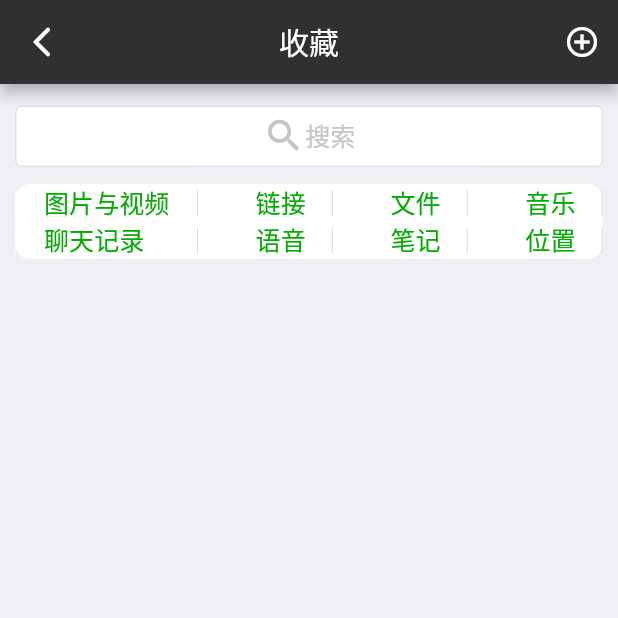
After one commit to j787701730/wx_flutter, a Flutter app: the screen it shows after launch, item 4 of the bottom bar chosen, after a tap on "收藏", on a phone screen of 412 x 824 dp, the top half of it. The commit adds this screen. Run offline on Flutter 3.47's test engine with Material 2 defaults, Android fonts, the phone set to English and light mode, and no system bars; our stand-ins replace flutter_screenutil, flutter_slidable; missing offline and left inert: flutter_webview_plugin, qrscan.

Commit message:
添加收藏的页面

```diff
--- /dev/null
+++ b/lib/pages/me_collect.dart
@@ -0,0 +1,114 @@
+import 'package:flutter/material.dart';
+import 'package:flutter_screenutil/flutter_screenutil.dart';
+
+class MeCollect extends StatefulWidget {
+  @override
+  _MeCollectState createState() => _MeCollectState();
+}
+
+class _MeCollectState extends State<MeCollect> with WidgetsBindingObserver {
+  var width;
+  var top;
+  var types = [
+    {'type': '1', 'name': '图片与视频'},
+    {'type': '1', 'name': '链接'},
+    {'type': '1', 'name': '文件'},
+    {'type': '1', 'name': '音乐'},
+    {'type': '1', 'name': '聊天记录　'},
+    {'type': '1', 'name': '语音'},
+    {'type': '1', 'name': '笔记'},
+    {'type': '1', 'name': '位置'},
+  ];
+
+  @override
+  Widget build(BuildContext context) {
+    ScreenUtil.instance = ScreenUtil(width: 640, height: 1136)..init(context);
+    width = MediaQuery.of(context).size.width;
+    top = MediaQuery.of(context).padding.top + 56;
+    return Scaffold(
+      appBar: AppBar(
+        title: Text('收藏'),
+        actions: <Widget>[IconButton(icon: Icon(Icons.add_circle_outline), onPressed: () {})],
+      ),
+      body: Container(
+        color: Color(0xffEFEFF4),
+        padding: EdgeInsets.only(
+          left: ScreenUtil.getInstance().setWidth(16.0),
+          right: ScreenUtil.getInstance().setWidth(16.0),
+        ),
+        child: ListView(
+          children: <Widget>[
+            Container(
+              margin: EdgeInsets.only(
+                  top: ScreenUtil.getInstance().setHeight(20.0),
+                  bottom: ScreenUtil.getInstance().setHeight(16.0)),
+              height: ScreenUtil.getInstance().setHeight(56.0),
+              decoration: BoxDecoration(
+                  color: Colors.white,
+                  border: Border.all(
+                      color: Color(0xffD9D9DB), width: ScreenUtil.getInstance().setWidth(1)),
+                  borderRadius:
+                      BorderRadius.all(Radius.circular(ScreenUtil.getInstance().setWidth(6.0)))),
+              child: Stack(
+                children: <Widget>[
+                  Container(
+                    child: Center(
+                      child: Row(
+                        mainAxisAlignment: MainAxisAlignment.center,
+                        crossAxisAlignment: CrossAxisAlignment.center,
+                        children: <Widget>[
+                          Icon(Icons.search,
+                              size: ScreenUtil.getInstance().setWidth(44.0),
+                              color: Color(0xffC5C5C5)),
+                          Text(
+                            '搜索',
+                            style: TextStyle(
+                                fontSize: ScreenUtil.getInstance().setSp(26.0),
+                                color: Color(0xffC5C5C5)),
+                          )
+                        ],
+                      ),
+                    ),
+                  ),
+                ],
+              ),
+            ),
+            Container(
+              decoration: BoxDecoration(
+                  color: Colors.white, borderRadius: BorderRadius.all(Radius.circular(10))),
+              child: Wrap(
+                alignment: WrapAlignment.spaceBetween,
+                children: types.map<Widget>((item) {
+                  return Container(
+                    width: ScreenUtil.getInstance().setWidth((item['name'].length) * 27.0 + 54),
+                    child: Row(
+                      mainAxisAlignment: MainAxisAlignment.spaceBetween,
+                      children: <Widget>[
+                        Container(
+                          width: ScreenUtil.getInstance().setWidth(1),
+                          height: ScreenUtil.getInstance().setHeight(24),
+                          color: Colors.white,
+                        ),
+                        Text(
+                          item['name'],
+                          style: TextStyle(
+                              fontSize: ScreenUtil.getInstance().setSp(26),
+                              color: Color(0xff02AC00)),
+                        ),
+                        Container(
+                          width: ScreenUtil.getInstance().setWidth(1),
+                          height: ScreenUtil.getInstance().setHeight(24),
+                          color: Color(0xffDADADA),
+                        )
+                      ],
+                    ),
+                  );
+                }).toList(),
+              ),
+            )
+          ],
+        ),
+      ),
+    );
+  }
+}
--- a/lib/pages/personal.dart
+++ b/lib/pages/personal.dart
@@ -2,6 +2,7 @@ import 'package:flutter/material.dart';
 import 'package:flutter_screenutil/flutter_screenutil.dart';
 import 'package:flutter/cupertino.dart';
 import 'wallet.dart';
+import 'me_collect.dart';
 
 class Personal extends StatefulWidget {
   @override
@@ -39,8 +40,11 @@ class _PersonalState extends State<Personal> {
             Container(
               decoration: BoxDecoration(
                   color: Colors.white,
-                  border: Border(bottom: BorderSide(color: Color(0xffD8D8DA),width: ScreenUtil.getInstance().setWidth(1)),
-                      top: BorderSide(color: Color(0xffD8D8DA),width: ScreenUtil.getInstance().setWidth(1)))),
+                  border: Border(
+                      bottom: BorderSide(
+                          color: Color(0xffD8D8DA), width: ScreenUtil.getInstance().setWidth(1)),
+                      top: BorderSide(
+                          color: Color(0xffD8D8DA), width: ScreenUtil.getInstance().setWidth(1)))),
               margin: EdgeInsets.only(top: ScreenUtil.getInstance().setHeight(30.0)),
               height: ScreenUtil.getInstance().setHeight(176.0),
               child: Row(
@@ -69,7 +73,8 @@ class _PersonalState extends State<Personal> {
                                 style: TextStyle(fontSize: ScreenUtil.getInstance().setSp(30.0)),
                               ),
                               Container(
-                                margin: EdgeInsets.only(top: ScreenUtil.getInstance().setHeight(20.0)),
+                                margin:
+                                    EdgeInsets.only(top: ScreenUtil.getInstance().setHeight(20.0)),
                                 child: Text(
                                   '微信号: XXXXXX',
                                   maxLines: 1,
@@ -104,8 +109,11 @@ class _PersonalState extends State<Personal> {
             Container(
               decoration: BoxDecoration(
                   color: Colors.white,
-                  border: Border(bottom: BorderSide(color: Color(0xffD8D8DA),width: ScreenUtil.getInstance().setWidth(1)),
-                      top: BorderSide(color: Color(0xffD8D8DA),width: ScreenUtil.getInstance().setWidth(1)))),
+                  border: Border(
+                      bottom: BorderSide(
+                          color: Color(0xffD8D8DA), width: ScreenUtil.getInstance().setWidth(1)),
+                      top: BorderSide(
+                          color: Color(0xffD8D8DA), width: ScreenUtil.getInstance().setWidth(1)))),
               margin: EdgeInsets.only(top: ScreenUtil.getInstance().setHeight(40.0)),
               height: ScreenUtil.getInstance().setHeight(88.0),
               child: InkWell(
@@ -142,7 +150,7 @@ class _PersonalState extends State<Personal> {
                     )
                   ],
                 ),
-                onTap: (){
+                onTap: () {
                   Navigator.push(
                     context,
                     new MaterialPageRoute(builder: (context) => new Wallet()),
@@ -150,8 +158,20 @@ class _PersonalState extends State<Personal> {
                 },
               ),
             ),
-            Container(
-              decoration: BoxDecoration(color: Colors.white, border: Border(top: BorderSide(color: Color(0xffD8D8DA),width: ScreenUtil.getInstance().setWidth(1)))),
+            GestureDetector(
+              onTap: () {
+                Navigator.push(
+                  context,
+                  new MaterialPageRoute(builder: (context) => new MeCollect()),
+                );
+              },
+              child: Container(
+                decoration: BoxDecoration(
+                    color: Colors.white,
+                    border: Border(
+                        top: BorderSide(
+                            color: Color(0xffD8D8DA),
+                            width: ScreenUtil.getInstance().setWidth(1)))),
                 margin: EdgeInsets.only(top: ScreenUtil.getInstance().setHeight(40.0)),
                 height: ScreenUtil.getInstance().setHeight(88.0),
                 child: Row(
@@ -188,11 +208,13 @@ class _PersonalState extends State<Personal> {
                   ],
                 ),
               ),
+            ),
             Container(
               decoration: BoxDecoration(
                   color: Colors.white,
                   border: Border(
-                    top: BorderSide(color: Color(0xffD8D8DA),width: ScreenUtil.getInstance().setWidth(1)),
+                    top: BorderSide(
+                        color: Color(0xffD8D8DA), width: ScreenUtil.getInstance().setWidth(1)),
                   )),
               height: ScreenUtil.getInstance().setHeight(88.0),
               child: Row(
@@ -230,7 +252,11 @@ class _PersonalState extends State<Personal> {
               ),
             ),
             Container(
-              decoration: BoxDecoration(color: Colors.white, border: Border(top: BorderSide(color: Color(0xffD8D8DA),width: ScreenUtil.getInstance().setWidth(1)))),
+              decoration: BoxDecoration(
+                  color: Colors.white,
+                  border: Border(
+                      top: BorderSide(
+                          color: Color(0xffD8D8DA), width: ScreenUtil.getInstance().setWidth(1)))),
               height: ScreenUtil.getInstance().setHeight(88.0),
               child: Row(
                 children: <Widget>[
@@ -269,7 +295,11 @@ class _PersonalState extends State<Personal> {
             Container(
               decoration: BoxDecoration(
                   color: Colors.white,
-                  border: Border(bottom: BorderSide(color: Color(0xffD8D8DA),width: ScreenUtil.getInstance().setWidth(1)), top: BorderSide(color: Color(0xffD8D8DA),width: ScreenUtil.getInstance().setWidth(1)))),
+                  border: Border(
+                      bottom: BorderSide(
+                          color: Color(0xffD8D8DA), width: ScreenUtil.getInstance().setWidth(1)),
+                      top: BorderSide(
+                          color: Color(0xffD8D8DA), width: ScreenUtil.getInstance().setWidth(1)))),
               height: ScreenUtil.getInstance().setHeight(88.0),
               child: Row(
                 children: <Widget>[
@@ -308,7 +338,11 @@ class _PersonalState extends State<Personal> {
             Container(
               decoration: BoxDecoration(
                   color: Colors.white,
-                  border: Border(bottom: BorderSide(color: Color(0xffD8D8DA),width: ScreenUtil.getInstance().setWidth(1)), top: BorderSide(color: Color(0xffD8D8DA),width: ScreenUtil.getInstance().setWidth(1)))),
+                  border: Border(
+                      bottom: BorderSide(
+                          color: Color(0xffD8D8DA), width: ScreenUtil.getInstance().setWidth(1)),
+                      top: BorderSide(
+                          color: Color(0xffD8D8DA), width: ScreenUtil.getInstance().setWidth(1)))),
               margin: EdgeInsets.only(top: ScreenUtil.getInstance().setHeight(40.0)),
               height: ScreenUtil.getInstance().setHeight(88.0),
               child: Row(
```
Lines whose indentation alone changed are shown as unchanged.
